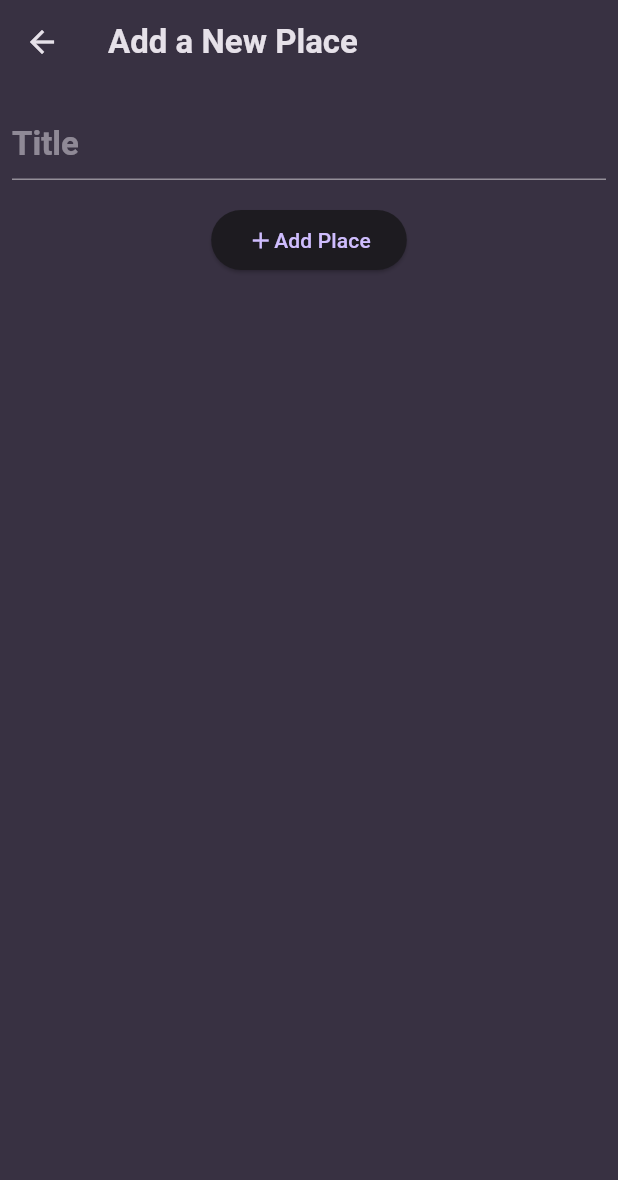
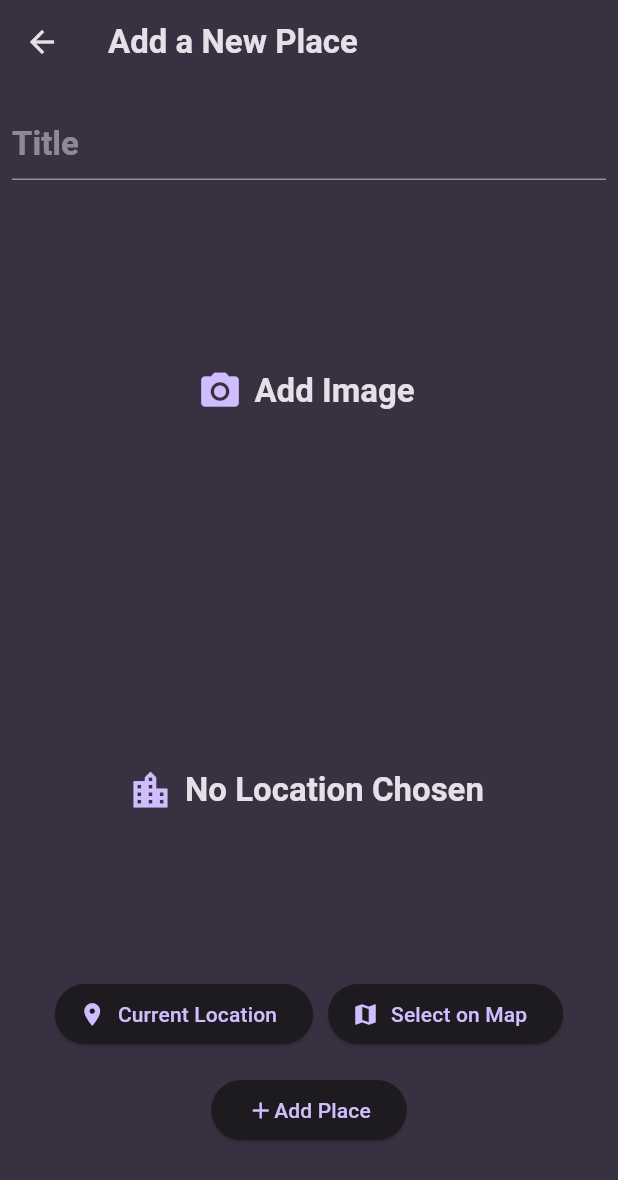
Before and after one commit to Mohamedismaell/Favorite_Places_App, a Flutter app: the AddPlaceScreen screen opened directly, on a phone screen of 412 x 824 dp. Shown: the top 1180 px of the screen. Run offline on Flutter 3.47's test engine with Material 3 defaults, Android fonts, the phone set to English and light mode, and no system bars; our stand-ins replace flutter_map, flutter_riverpod, google_fonts, image_picker, latlong2, location.

Commit message:
added option to take a photo from camera added option to take a get location under development

```diff
--- a/lib/model/place.dart
+++ b/lib/model/place.dart
@@ -5,5 +5,7 @@ const uuid = Uuid();
 class Place {
   final String id;
   final String title;
-  Place({required this.title}) : id = uuid.v4();
+  final dynamic image;
+  Place({required this.title, required this.image})
+    : id = uuid.v4();
 }
--- a/lib/provider/user_places.dart
+++ b/lib/provider/user_places.dart
@@ -1,11 +1,12 @@
+import 'dart:io';
 import 'package:favorite_places/model/place.dart';
 import 'package:flutter_riverpod/legacy.dart';
 
 class UserPlacesNotifier
     extends StateNotifier<List<Place>> {
   UserPlacesNotifier() : super(const []);
-  void addPlace(String place) {
-    final newPlace = Place(title: place);
+  void addPlace(String place, File image) {
+    final newPlace = Place(title: place, image: image);
     state = [...state, newPlace];
   }
 }
--- a/lib/screen/add_place_screen.dart
+++ b/lib/screen/add_place_screen.dart
@@ -1,4 +1,8 @@
+import 'dart:io';
+
 import 'package:favorite_places/provider/user_places.dart';
+import 'package:favorite_places/widget/image_input.dart';
+import 'package:favorite_places/widget/location_input.dart';
 import 'package:flutter/material.dart';
 import 'package:flutter_riverpod/flutter_riverpod.dart';
 
@@ -13,7 +17,7 @@ class AddPlaceScreen extends ConsumerStatefulWidget {
 class _AddPlaceScreenState
     extends ConsumerState<AddPlaceScreen> {
   final _formKey = GlobalKey<FormState>();
-
+  File? _pickedImage;
   final _titleController = TextEditingController();
   @override
   void dispose() {
@@ -25,7 +29,7 @@ class _AddPlaceScreenState
     if (_formKey.currentState!.validate()) {
       ref
           .read(userPlacesProvider.notifier)
-          .addPlace(_titleController.text);
+          .addPlace(_titleController.text, _pickedImage!);
       _titleController.clear();
       Navigator.of(context).pop();
     }
@@ -80,6 +84,15 @@ class _AddPlaceScreenState
                     ),
               ),
               SizedBox(height: 16),
+
+              ImageInput(
+                onPickImage: (image) {
+                  _pickedImage = image;
+                },
+              ),
+              SizedBox(height: 16),
+              LocationInput(),
+              SizedBox(height: 16),
               ElevatedButton(
                 onPressed: () {
                   _savePlace();
--- a/lib/screen/place_details_screen.dart
+++ b/lib/screen/place_details_screen.dart
@@ -22,7 +22,14 @@ class PlaceDetailsScreen extends StatelessWidget {
               ),
         ),
       ),
-      body: Center(child: Text(place.title)),
+      body: Center(
+        child: Image.file(
+          place.image,
+          fit: BoxFit.cover,
+          width: double.infinity,
+          height: double.infinity,
+        ),
+      ),
     );
   }
 }
--- /dev/null
+++ b/lib/widget/image_input.dart
@@ -0,0 +1,63 @@
+import 'dart:io';
+
+import 'package:flutter/material.dart';
+import 'package:image_picker/image_picker.dart';
+
+class ImageInput extends StatefulWidget {
+  const ImageInput({super.key, required this.onPickImage});
+  final void Function(File pickedImage) onPickImage;
+  @override
+  State<ImageInput> createState() => _ImageInputState();
+}
+
+class _ImageInputState extends State<ImageInput> {
+  File? _selectedImage;
+  void _takePicture() async {
+    final imagePicker = ImagePicker();
+    final pickedImage = await imagePicker.pickImage(
+      source: ImageSource.camera,
+      maxWidth: 600,
+    );
+    if (pickedImage == null) {
+      return;
+    }
+    setState(() {
+      _selectedImage = File(pickedImage.path);
+    });
+    widget.onPickImage(_selectedImage!);
+  }
+
+  @override
+  Widget build(BuildContext context) {
+    Widget content = TextButton.icon(
+      onPressed: _takePicture,
+      label: Text(
+        'Add Image',
+        style: Theme.of(context).textTheme.titleLarge!
+            .copyWith(
+              color: Theme.of(
+                context,
+              ).colorScheme.onSurface,
+            ),
+      ),
+      icon: const Icon(Icons.camera_alt, size: 30),
+    );
+
+    if (_selectedImage != null) {
+      content = GestureDetector(
+        onTap: _takePicture,
+        child: Image.file(
+          _selectedImage!,
+          fit: BoxFit.cover,
+          width: double.infinity,
+          height: double.infinity,
+        ),
+      );
+    }
+    return SizedBox(
+      width: double.infinity,
+      height: 250,
+      child: content,
+    );
+  }
+}
--- /dev/null
+++ b/lib/widget/location_input.dart
@@ -0,0 +1,102 @@
+import 'package:favorite_places/screen/map_screen.dart';
+import 'package:flutter/material.dart';
+import 'package:location/location.dart';
+
+class LocationInput extends StatefulWidget {
+  const LocationInput({super.key});
+
+  @override
+  State<LocationInput> createState() =>
+      _LocationInputState();
+}
+
+class _LocationInputState extends State<LocationInput> {
+  bool isGettingLocation = false;
+  double? _lat;
+  double? _lng;
+  void generateLocation() async {
+    Location location = Location();
+
+    bool serviceEnabled;
+    PermissionStatus permissionGranted;
+    LocationData locationData;
+    serviceEnabled = await location.serviceEnabled();
+    if (!serviceEnabled) {
+      serviceEnabled = await location.requestService();
+      if (!serviceEnabled) {
+        return;
+      }
+    }
+
+    permissionGranted = await location.hasPermission();
+    if (permissionGranted == PermissionStatus.denied) {
+      permissionGranted = await location
+          .requestPermission();
+      if (permissionGranted != PermissionStatus.granted) {
+        return;
+      }
+    }
+    setState(() {
+      isGettingLocation = true;
+    });
+    locationData = await location.getLocation();
+    setState(() {
+      isGettingLocation = false;
+      _lat = locationData.latitude;
+      _lng = locationData.longitude;
+    });
+
+    // Now _lat and _lng are set, so open the map screen
+    if (_lat != null && _lng != null) {
+      Navigator.of(context).push(
+        MaterialPageRoute(
+          builder: (ctx) =>
+              MapScreen(lat: _lat!, lng: _lng!),
+        ),
+      );
+    }
+  }
+
+  @override
+  Widget build(BuildContext context) {
+    Widget content = TextButton.icon(
+      onPressed: () => generateLocation(),
+      label: Text(
+        'No Location Chosen',
+        style: Theme.of(context).textTheme.titleLarge!
+            .copyWith(
+              color: Theme.of(
+                context,
+              ).colorScheme.onSurface,
+            ),
+      ),
+      icon: const Icon(Icons.location_city, size: 30),
+    );
+
+    return Column(
+      children: [
+        SizedBox(
+          width: double.infinity,
+          height: 250,
+          child: content,
+        ),
+        Row(
+          mainAxisAlignment: MainAxisAlignment.center,
+          children: [
+            ElevatedButton.icon(
+              onPressed: () => generateLocation(),
+              icon: const Icon(Icons.location_on),
+              label: const Text('Current Location'),
+            ),
+            const SizedBox(width: 10),
+            ElevatedButton.icon(
+              onPressed: () => generateLocation(),
+              icon: const Icon(Icons.map),
+              label: const Text('Select on Map'),
+            ),
+          ],
+        ),
+      ],
+    );
+  }
+}
```
Also changed, not shown: lib/screen/map_screen.dart (added, +63 -0 lines), lib/widget/places_list.dart (+7 -1 lines), pubspec.yaml (+6 -2 lines), pubspec.lock, 6 other files.
